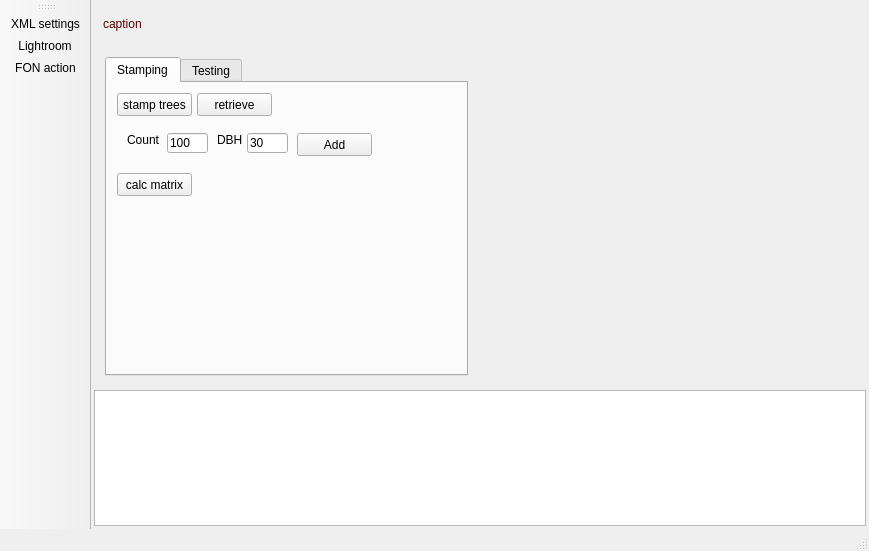
This is fonstudio/mainwindow.ui in edfm-tum/iland-model as Qt 5 draws it before an edit. The edited form follows.
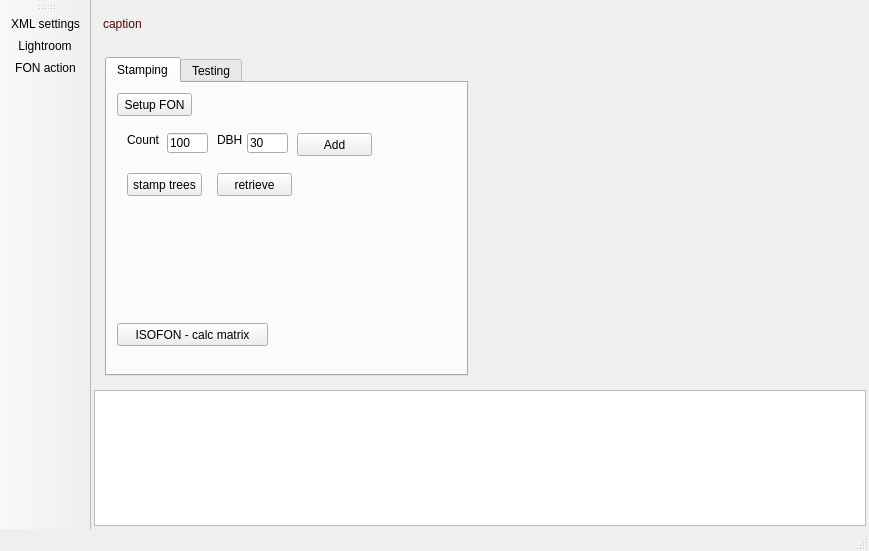
This is the edited form. Icons and pictures are not drawn. Custom widgets are drawn as their Qt base class.

```diff
--- a/fonstudio/mainwindow.ui
+++ b/fonstudio/mainwindow.ui
@@ -411,8 +411,8 @@
            <widget class="QPushButton" name="stampTrees">
             <property name="geometry">
              <rect>
-              <x>10</x>
-              <y>10</y>
+              <x>20</x>
+              <y>90</y>
               <width>75</width>
               <height>23</height>
              </rect>
@@ -430,8 +430,8 @@
            <widget class="QPushButton" name="pbRetrieve">
             <property name="geometry">
              <rect>
-              <x>90</x>
-              <y>10</y>
+              <x>110</x>
+              <y>90</y>
               <width>75</width>
               <height>23</height>
              </rect>
@@ -509,13 +509,26 @@
             <property name="geometry">
              <rect>
               <x>10</x>
-              <y>90</y>
+              <y>240</y>
+              <width>151</width>
+              <height>23</height>
+             </rect>
+            </property>
+            <property name="text">
+             <string>ISOFON - calc matrix</string>
+            </property>
+           </widget>
+           <widget class="QPushButton" name="fonRun">
+            <property name="geometry">
+             <rect>
+              <x>10</x>
+              <y>10</y>
               <width>75</width>
               <height>23</height>
              </rect>
             </property>
             <property name="text">
-             <string>calc matrix</string>
+             <string>Setup FON</string>
             </property>
            </widget>
           </widget>
@@ -595,19 +608,6 @@
              </item>
             </layout>
            </widget>
-           <widget class="QPushButton" name="fonRun">
-            <property name="geometry">
-             <rect>
-              <x>20</x>
-              <y>110</y>
-              <width>75</width>
-              <height>23</height>
-             </rect>
-            </property>
-            <property name="text">
-             <string>Start FON</string>
-            </property>
-           </widget>
           </widget>
          </widget>
         </item>
```
Left out of the diff: 12 changed lines with no effect on the pictures.
